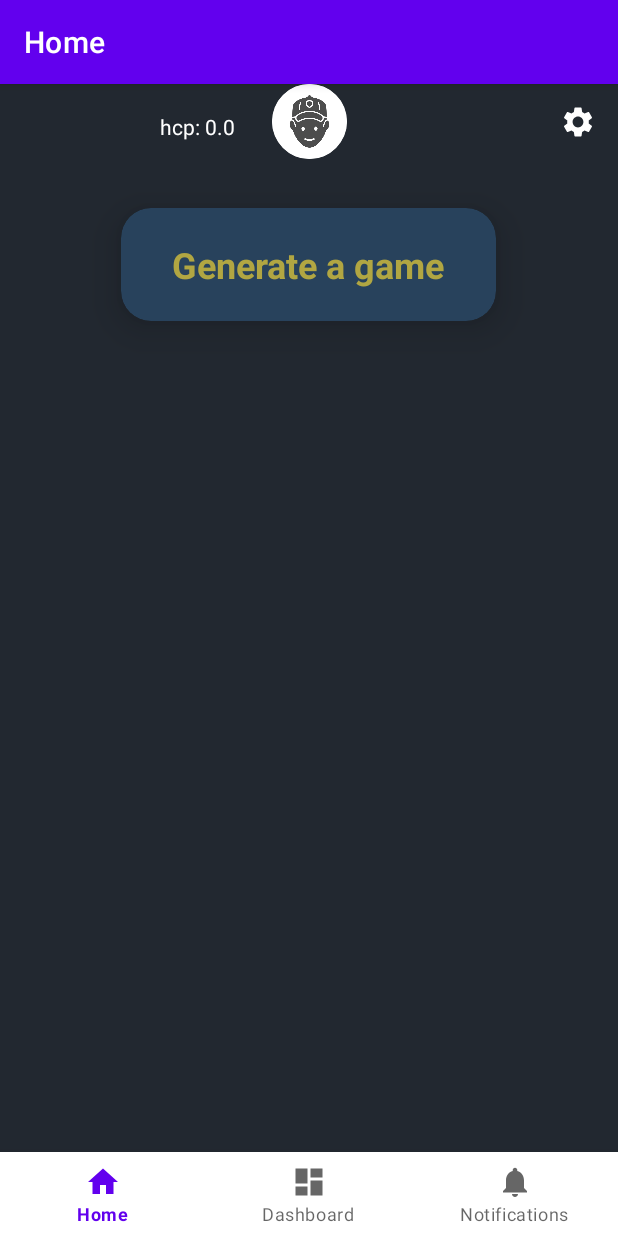
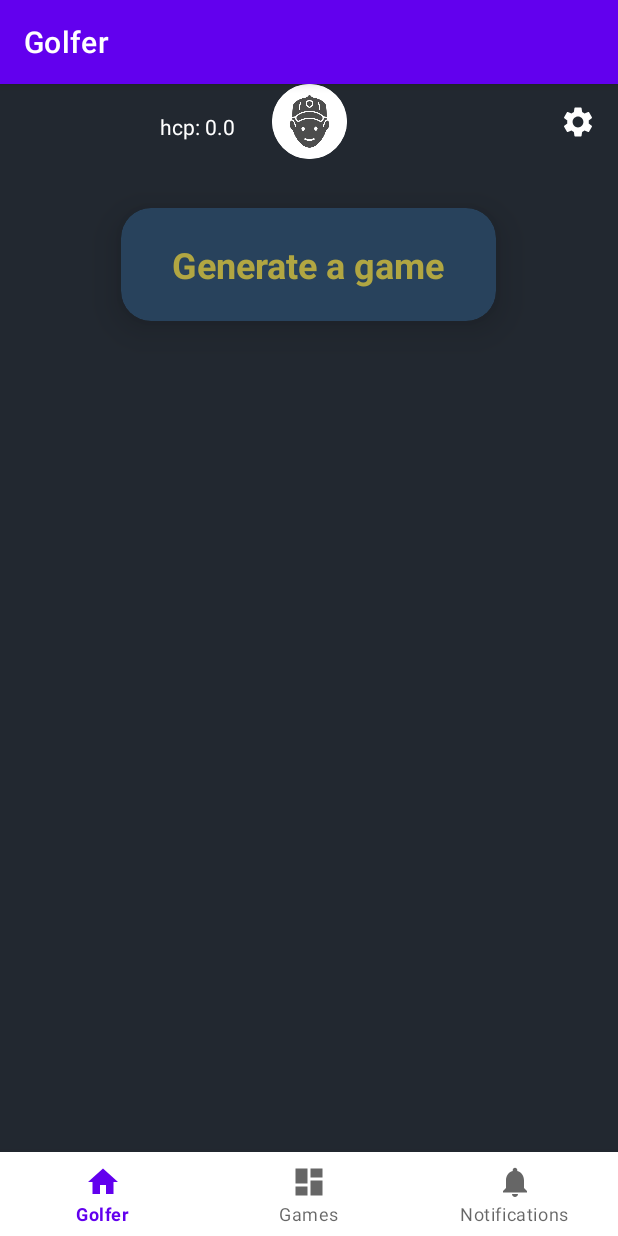
Before and after one commit to shinciako/GolfGamesApp, an Android app: the screen it shows after launch (MainActivity), on a phone screen of 412 x 824 dp. Run offline under Robolectric (Android 15) with nearby library versions, the phone set to English and light mode, and no system bars; our stand-ins replace navigation-ui; 2 statements that could not run were skipped.

Commit message:
Updated title names

```diff
--- a/app/src/main/res/values/strings.xml
+++ b/app/src/main/res/values/strings.xml
@@ -1,6 +1,6 @@
 <resources>
     <string name="app_name">GolfGamesApp</string>
-    <string name="title_home">Home</string>
-    <string name="title_dashboard">Dashboard</string>
+    <string name="title_home">Golfer</string>
+    <string name="title_dashboard">Games</string>
     <string name="title_notifications">Notifications</string>
 </resources>
```
